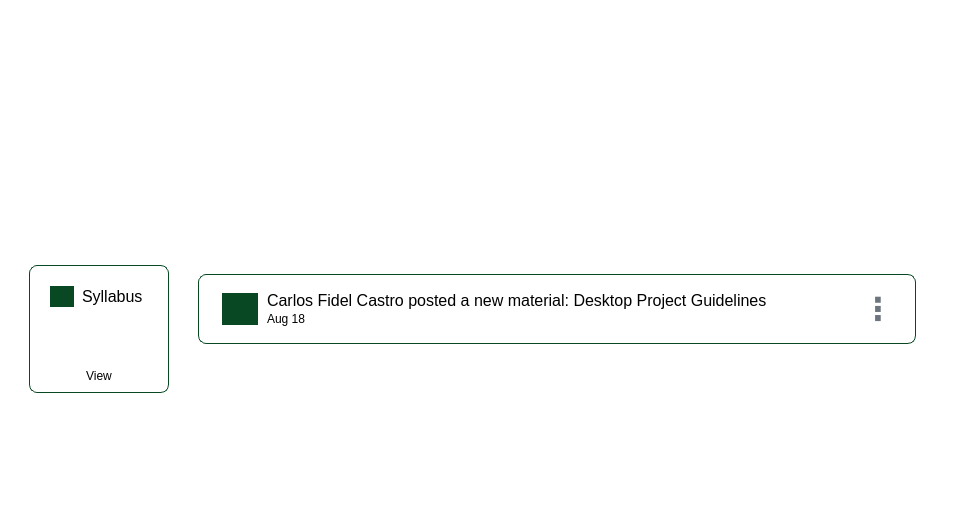
This is frontend/ui/Classroom/classroom_stream_content.ui in shzzzt/Module2_LMS as Qt 5 draws it before an edit. The edited form follows.
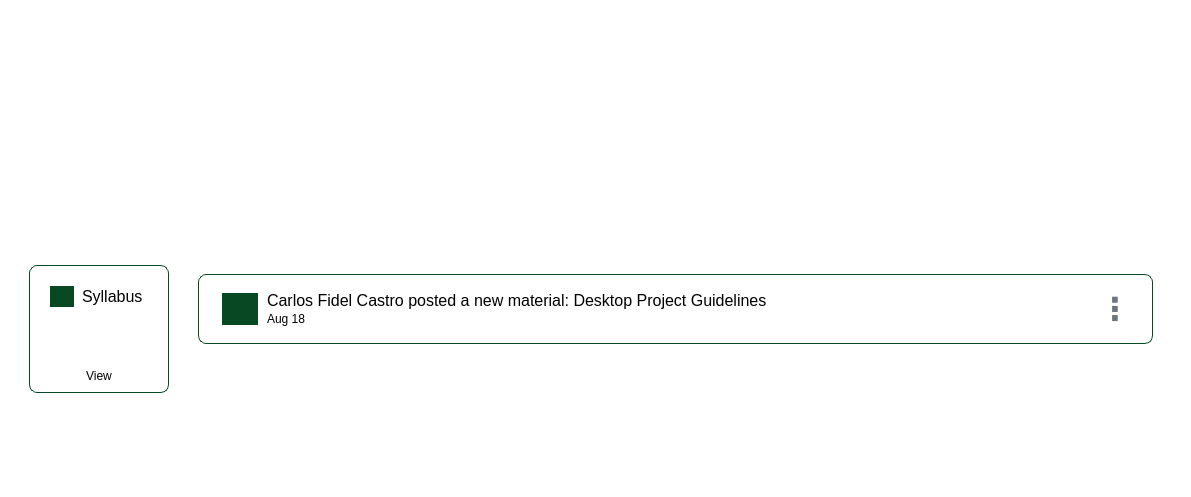
This is the edited form.

Patch:
```diff
--- a/frontend/ui/Classroom/classroom_stream_content.ui
+++ b/frontend/ui/Classroom/classroom_stream_content.ui
@@ -6,8 +6,8 @@
    <rect>
     <x>0</x>
     <y>0</y>
-    <width>954</width>
-    <height>529</height>
+    <width>1191</width>
+    <height>497</height>
    </rect>
   </property>
   <property name="windowTitle">
@@ -150,8 +150,8 @@
             <rect>
              <x>0</x>
              <y>0</y>
-             <width>899</width>
-             <height>234</height>
+             <width>1136</width>
+             <height>227</height>
             </rect>
            </property>
            <layout class="QVBoxLayout" name="verticalLayout_5">
```
Left out of the diff: 2 changed lines with no effect on the pictures.
